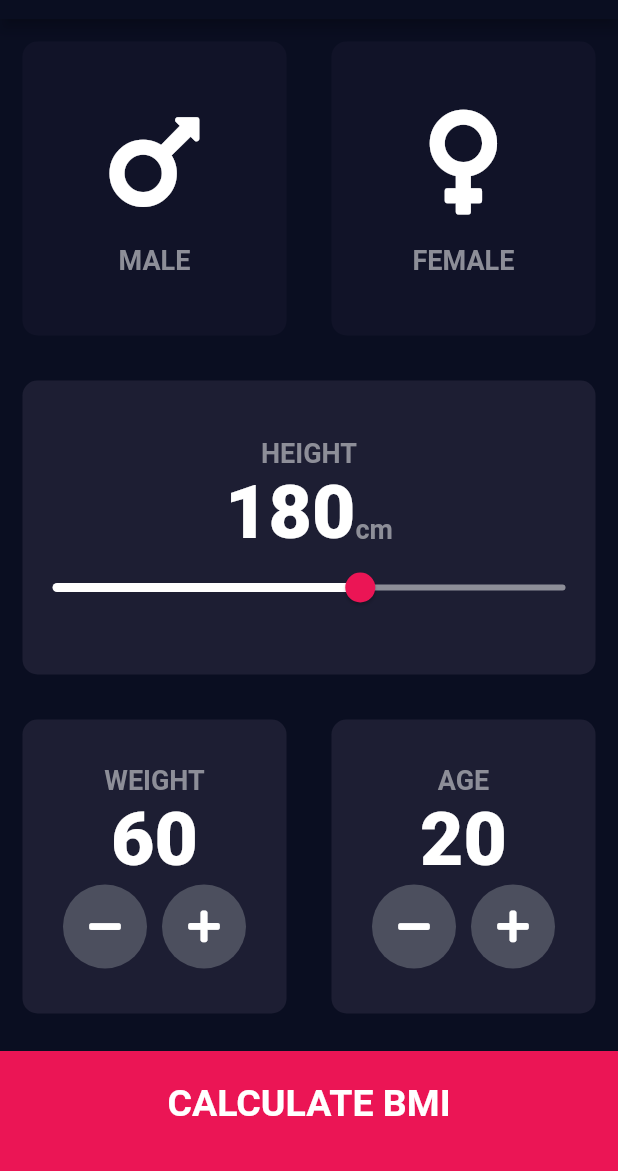
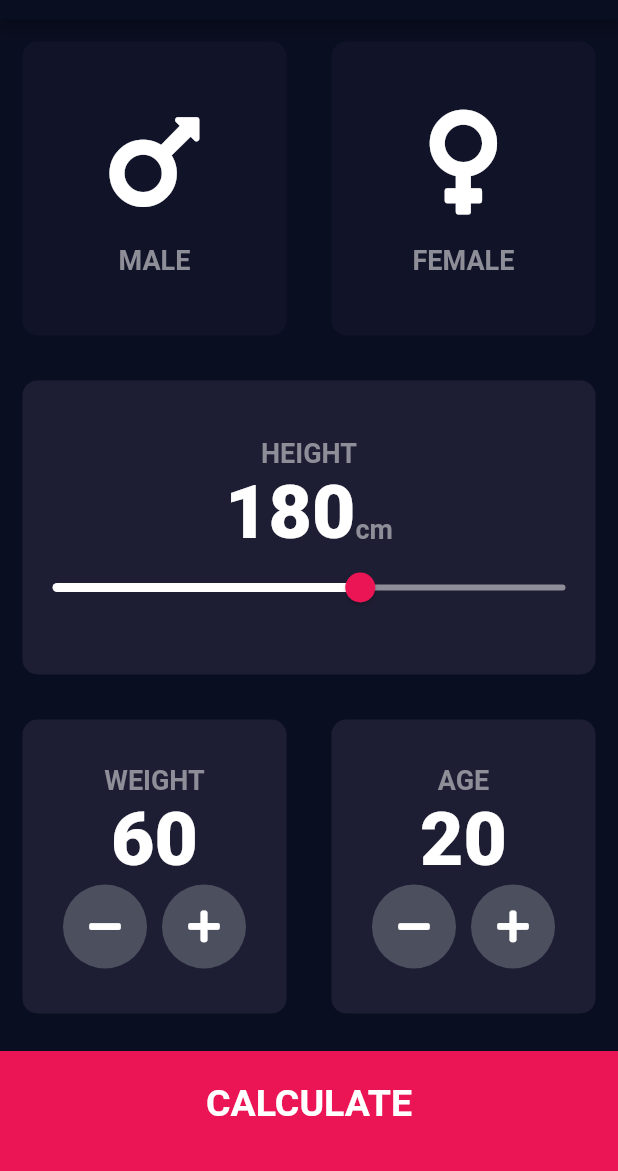
Before and after one commit to SafaKaraca/Bmi_Calculator, a Flutter app: the screen it shows after launch, on a phone screen of 412 x 824 dp, the part 65-1236 px from its top. Run offline on Flutter 3.47's test engine with Material 2 defaults, Android fonts, the phone set to English and light mode, and no system bars; our stand-ins replace font_awesome_flutter.

```diff
--- /dev/null
+++ b/lib/components/bottom_button.dart
@@ -0,0 +1,30 @@
+import 'package:flutter/material.dart';
+import '../constants.dart';
+
+class BottomButton extends StatelessWidget {
+  BottomButton({required this.onTap, required this.buttonTitle});
+
+  final Function() onTap;
+  final String buttonTitle;
+
+  @override
+  Widget build(BuildContext context) {
+    return GestureDetector(
+      onTap: onTap,
+      child: Container(
+        child: Center(
+          child: Text(
+            buttonTitle,
+            style: kLargeButtonTextStyle,
+          ),
+        ),
+        //The bottom card
+        color: kBottomContainerColor,
+        margin: EdgeInsets.only(top: 10),
+        padding: EdgeInsets.only(bottom: 10.0),
+        width: double.infinity, // Card goes to infinity
+        height: kBottomContainerHeight,
+      ),
+    );
+  }
+}
--- a/lib/icon_content.dart
+++ b/lib/components/icon_content.dart
@@ -1,9 +1,7 @@
 import 'package:flutter/material.dart';
-import 'constants.dart';
+import 'package:bmi_calculator/constants.dart';
 
 //Icon content file
-
-
 
 class IconContent extends StatelessWidget {
   IconContent({required this.icon, required this.label});
--- /dev/null
+++ b/lib/components/round_icon_button.dart
@@ -0,0 +1,23 @@
+import 'package:flutter/material.dart';
+
+class RoundIconButton extends StatelessWidget {
+  RoundIconButton({required this.icon, required this.onPressed});
+
+  final IconData icon;
+  final Function() onPressed;
+
+  @override
+  Widget build(BuildContext context) {
+    return RawMaterialButton(
+      child: Icon(icon),
+      onPressed: onPressed,
+      elevation: 0.0,
+      constraints: BoxConstraints.tightFor(
+        width: 56.0,
+        height: 56.0,
+      ),
+      shape: CircleBorder(),
+      fillColor: Color(0xFF4C4F5E),
+    );
+  }
+}
--- a/lib/main.dart
+++ b/lib/main.dart
@@ -1,5 +1,5 @@
 import 'package:flutter/material.dart';
-import 'input_page.dart';
+import 'screens/input_page.dart';
 
 void main() {
   runApp(BMICalculator());
--- a/lib/input_page.dart
+++ b/lib/screens/input_page.dart
@@ -1,10 +1,11 @@
 import 'package:flutter/material.dart';
 import 'package:font_awesome_flutter/font_awesome_flutter.dart';
-import 'icon_content.dart';
-import 'reusable_container.dart';
-import 'constants.dart';
+import 'package:bmi_calculator/components/icon_content.dart';
+import '../components/reusable_container.dart';
+import '../constants.dart';
 import 'results_page.dart';
-
+import '../components/bottom_button.dart';
+import '../components/round_icon_button.dart';
 //Input page
 
 enum Gender {
@@ -220,52 +221,17 @@ class _InputPageState extends State<InputPage> {
               ],
             ),
           ),
-          GestureDetector(
+          BottomButton(
+            buttonTitle: 'CALCULATE',
             onTap: () {
               Navigator.push(
                 context,
                 MaterialPageRoute(builder: (context) => ResultsPage()),
               );
             },
-            child: Container(
-              child: Center(
-                child: Text(
-                  'CALCULATE BMI',
-                  style: kLargeButtonTextStyle,
-                ),
-              ),
-              //The bottom card
-              color: kBottomContainerColor,
-              margin: EdgeInsets.only(top: 10),
-              padding: EdgeInsets.only(bottom: 10.0),
-              width: double.infinity, // Card goes to infinity
-              height: kBottomContainerHeight,
-            ),
           ),
         ],
       ),
     );
   }
 }
-
-class RoundIconButton extends StatelessWidget {
-  RoundIconButton({required this.icon, required this.onPressed});
-
-  final IconData icon;
-  final Function() onPressed;
-
-  @override
-  Widget build(BuildContext context) {
-    return RawMaterialButton(
-      child: Icon(icon),
-      onPressed: onPressed,
-      elevation: 0.0,
-      constraints: BoxConstraints.tightFor(
-        width: 56.0,
-        height: 56.0,
-      ),
-      shape: CircleBorder(),
-      fillColor: Color(0xFF4C4F5E),
-    );
-  }
-}
```
Also changed, not shown: lib/constants.dart (+20 -0 lines), lib/results_page.dart (deleted, +0 -15 lines), lib/screens/results_page.dart (added, +63 -0 lines), lib/components/reusable_container.dart (renamed from lib/reusable_container.dart).
